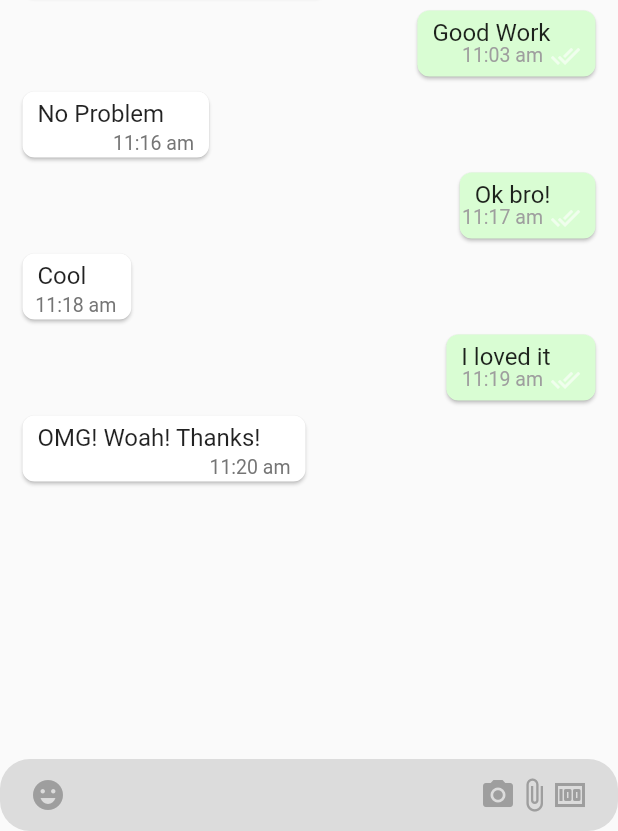
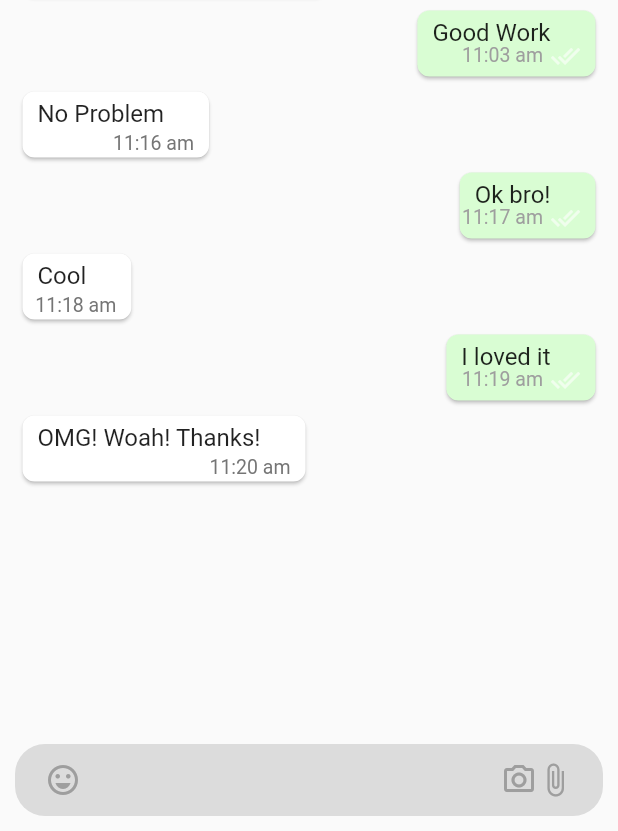
Before and after one commit to H-R-S/Whatsapp-Clone-Flutter, a Flutter app: the ChatsScreen screen opened directly, on a phone screen of 412 x 824 dp, the part 405-1236 px from its top. Run offline on Flutter 3.47's test engine with Material 2 defaults, Android fonts, the phone set to English and light mode, and no system bars; our stand-ins replace camera; missing offline and left inert: dart:ffi; network calls fail.

Commit message:
Chat Screen UI updated

```diff
--- a/lib/screens/chats_screen.dart
+++ b/lib/screens/chats_screen.dart
@@ -4,7 +4,6 @@ import '../data/user_data.dart';
 import '../widgets/chat_list.dart';
 
 class ChatsScreen extends StatelessWidget {
-  get index => null;
 
   @override
   Widget build(BuildContext context) {
@@ -36,14 +35,16 @@ class ChatsScreen extends StatelessWidget {
           const Expanded(
             child: ChatList(),
           ),
-          TextField(
+          Padding(
+            padding: const EdgeInsets.symmetric(horizontal: 10, vertical: 10),
+            child: TextField(
               decoration: InputDecoration(
                 filled: true,
                 fillColor: mobileChatBoxColor,
                 prefixIcon: const Padding(
                   padding: EdgeInsets.symmetric(horizontal: 20.0),
                   child: Icon(
-                  Icons.emoji_emotions,
+                    Icons.emoji_emotions_outlined,
                     color: Colors.grey,
                   ),
                 ),
@@ -53,15 +54,11 @@ class ChatsScreen extends StatelessWidget {
                     mainAxisAlignment: MainAxisAlignment.end,
                     children: const [
                       Icon(
-                      Icons.camera_alt,
+                        Icons.camera_alt_outlined,
                         color: Colors.grey,
                       ),
                       Icon(
-                      Icons.attach_file,
-                      color: Colors.grey,
-                    ),
-                    Icon(
-                      Icons.money,
+                        Icons.attach_file_outlined,
                         color: Colors.grey,
                       ),
                     ],
@@ -78,6 +75,7 @@ class ChatsScreen extends StatelessWidget {
                 contentPadding: const EdgeInsets.all(10),
               ),
             ),
+          ),
         ],
       ),
     );
```
Lines whose indentation alone changed are shown as unchanged.
